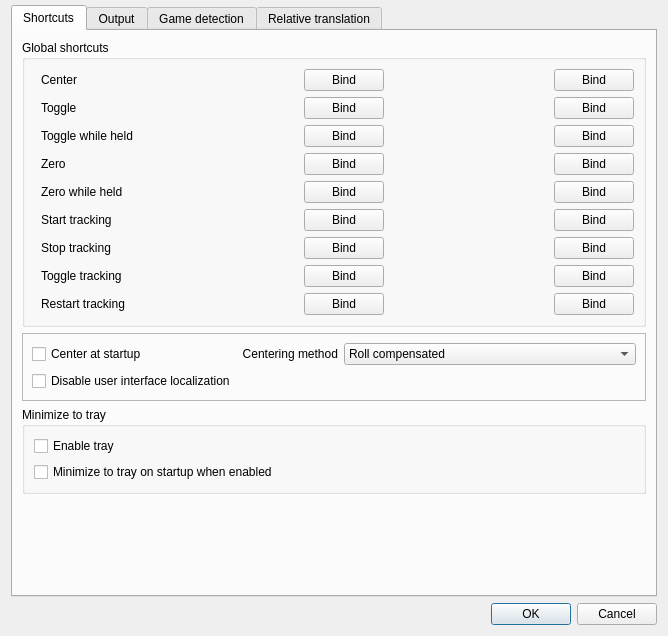
Above: gui/options-dialog.ui from opentrack/opentrack before the change. Below: the same form after it.
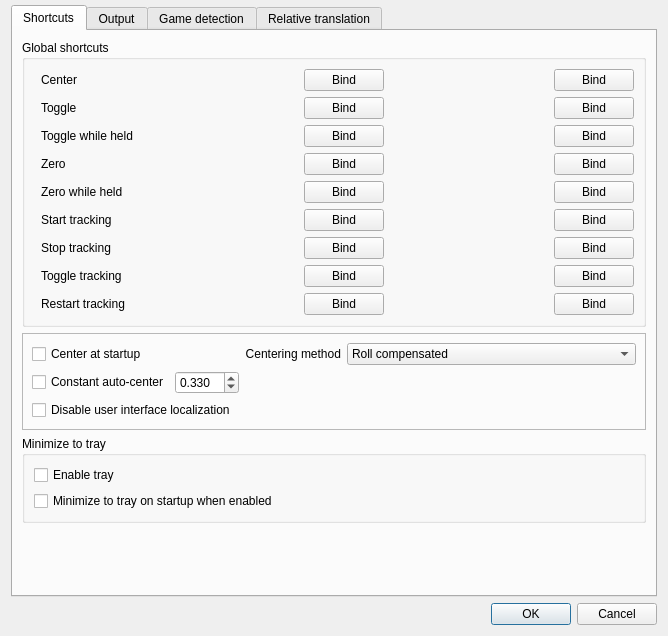
That is the form after the change. Icons and pictures are not drawn. Custom widgets are drawn as their Qt base class.

Commit message:
feat: Add auto-centering and stop drift when face tracking is lost
Implement auto-centering logic that slowly adjusts center coordinates to head coordinates. Also update the neuralnet tracker to report lost tracking to prevent drift when the user is away.

Patch:
```diff
--- a/gui/options-dialog.ui
+++ b/gui/options-dialog.ui
@@ -811,7 +811,7 @@
           <enum>QFrame::Shadow::Sunken</enum>
          </property>
          <layout class="QGridLayout" name="gridLayout_2">
-          <item row="1" column="0">
+          <item row="2" column="0">
            <widget class="QCheckBox" name="disable_translation">
             <property name="sizePolicy">
              <sizepolicy hsizetype="Maximum" vsizetype="Maximum">
@@ -847,7 +847,46 @@
             </property>
            </widget>
           </item>
-          <item row="1" column="1">
+          <item row="1" column="0">
+           <layout class="QHBoxLayout" name="auto_center_layout">
+            <item>
+             <widget class="QCheckBox" name="auto_center">
+              <property name="sizePolicy">
+               <sizepolicy hsizetype="Minimum" vsizetype="Maximum">
+                <horstretch>0</horstretch>
+                <verstretch>0</verstretch>
+               </sizepolicy>
+              </property>
+              <property name="text">
+               <string>Constant auto-center</string>
+              </property>
+             </widget>
+            </item>
+            <item>
+             <widget class="QDoubleSpinBox" name="auto_center_speed">
+              <property name="toolTip">
+               <string>Centering speed in degrees/pixels per second</string>
+              </property>
+              <property name="decimals">
+               <number>3</number>
+              </property>
+              <property name="minimum">
+               <double>0.001000000000000</double>
+              </property>
+              <property name="maximum">
+               <double>10.000000000000000</double>
+              </property>
+              <property name="singleStep">
+               <double>0.010000000000000</double>
+              </property>
+              <property name="value">
+               <double>0.330000000000000</double>
+              </property>
+             </widget>
+            </item>
+           </layout>
+          </item>
+          <item row="2" column="1">
            <widget class="QLabel" name="label_29">
             <property name="text">
              <string/>
```
The commit also changes 11 other files.
